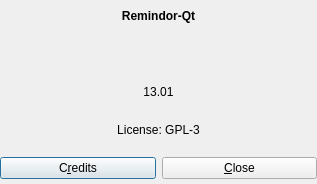
First picture: the form in data/ui/AboutDialog.ui, repository eu21/remindor-qt, before the edit.
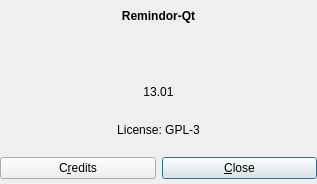
Second picture: the form after the edit. Icons and pictures are not drawn.

Commit message: Fixed tab ordering in dialogs

Patch:
```diff
--- a/data/ui/AboutDialog.ui
+++ b/data/ui/AboutDialog.ui
@@ -50,6 +50,9 @@
           <normaloff/>
          </iconset>
         </property>
+        <property name="default">
+         <bool>true</bool>
+        </property>
        </widget>
       </item>
      </layout>
```
Left out of the diff: 4 changed lines with no effect on the pictures. The commit also changes 5 other files.
